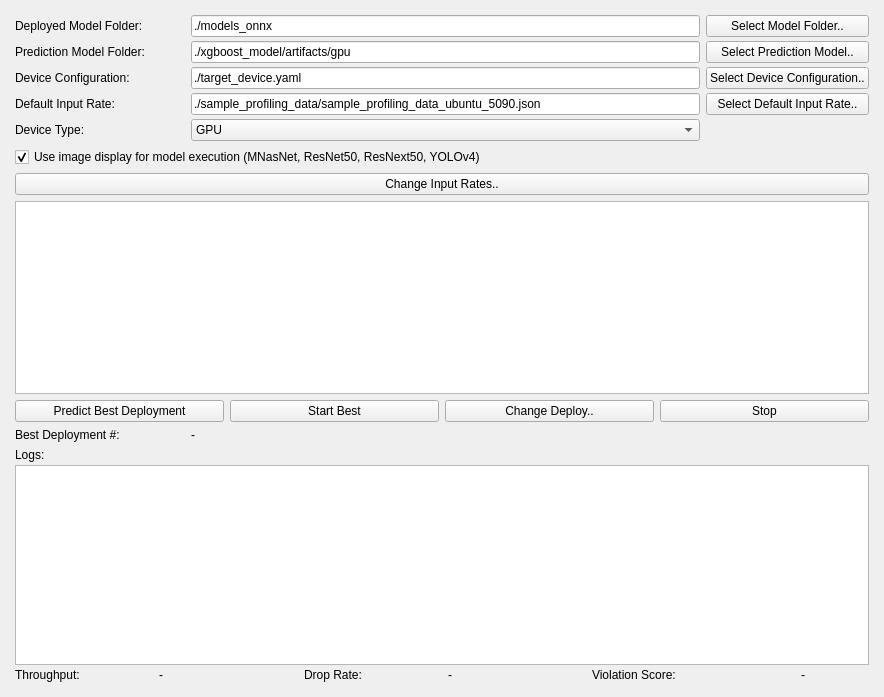
First picture: the form in best_deploy_finder_executor.ui, repository misunyu/multimodel-scheduling, before the edit.
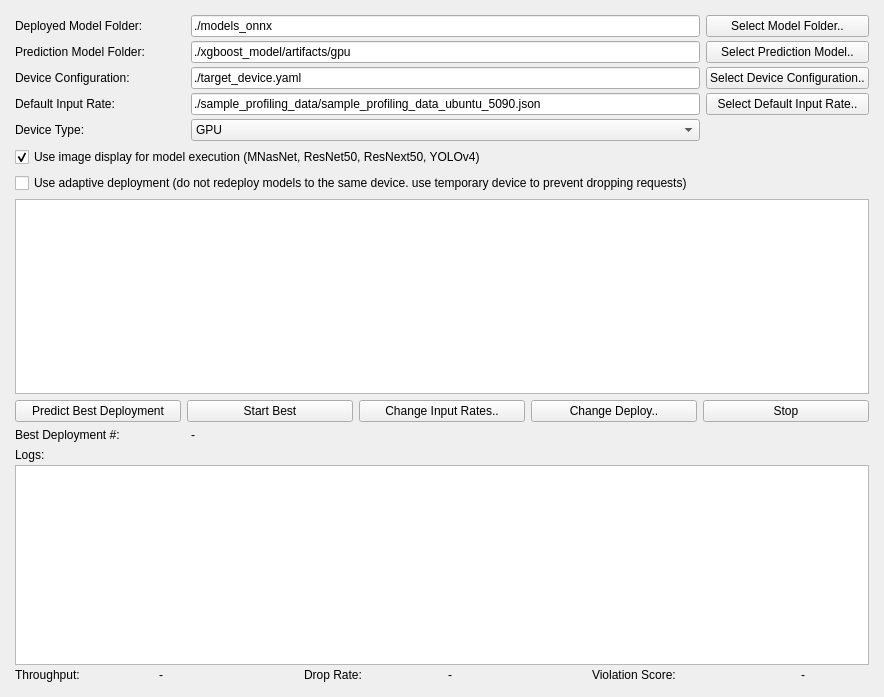
Second picture: the form after the edit.

Commit message: Add adaptive deployment support with live input rate updates and thread-safe queue swaps

```diff
--- a/best_deploy_finder_executor.ui
+++ b/best_deploy_finder_executor.ui
@@ -251,9 +251,9 @@
        </widget>
       </item>
       <item>
-       <widget class="QPushButton" name="input_rate_button">
+       <widget class="QCheckBox" name="use_adaptive_deploy">
         <property name="text">
-         <string>Change Input Rates..</string>
+         <string>Use adaptive deployment (do not redeploy models to the same device. use temporary device to prevent dropping requests)</string>
         </property>
        </widget>
       </item>
@@ -280,7 +280,7 @@
        </widget>
       </item>
       <item>
-       <layout class="QHBoxLayout" name="generate_buttons_layout" stretch="0,0,0,0">
+       <layout class="QHBoxLayout" name="generate_buttons_layout" stretch="0,0,0,0,0">
         <property name="spacing">
          <number>6</number>
         </property>
@@ -298,6 +298,13 @@
           </property>
          </widget>
         </item>
+        <item>
+         <widget class="QPushButton" name="input_rate_button">
+          <property name="text">
+           <string>Change Input Rates..</string>
+          </property>
+         </widget>
+        </item>
         <item>
          <widget class="QPushButton" name="change_deploy_button">
           <property name="text">
```
The commit also changes 5 other files.
